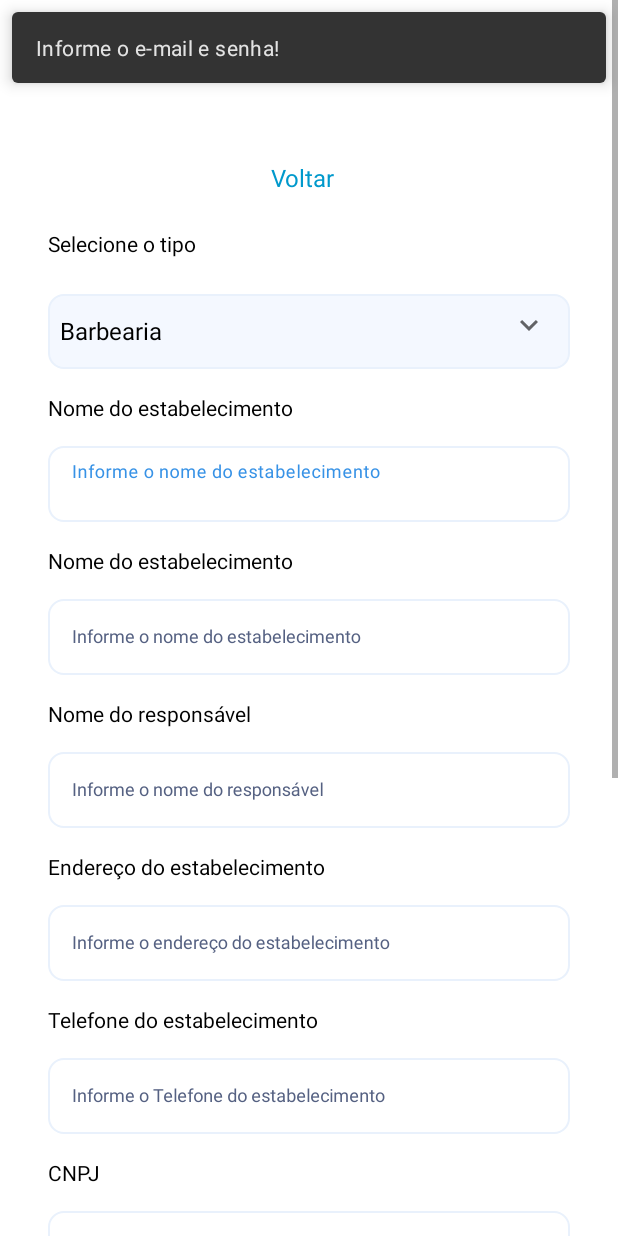
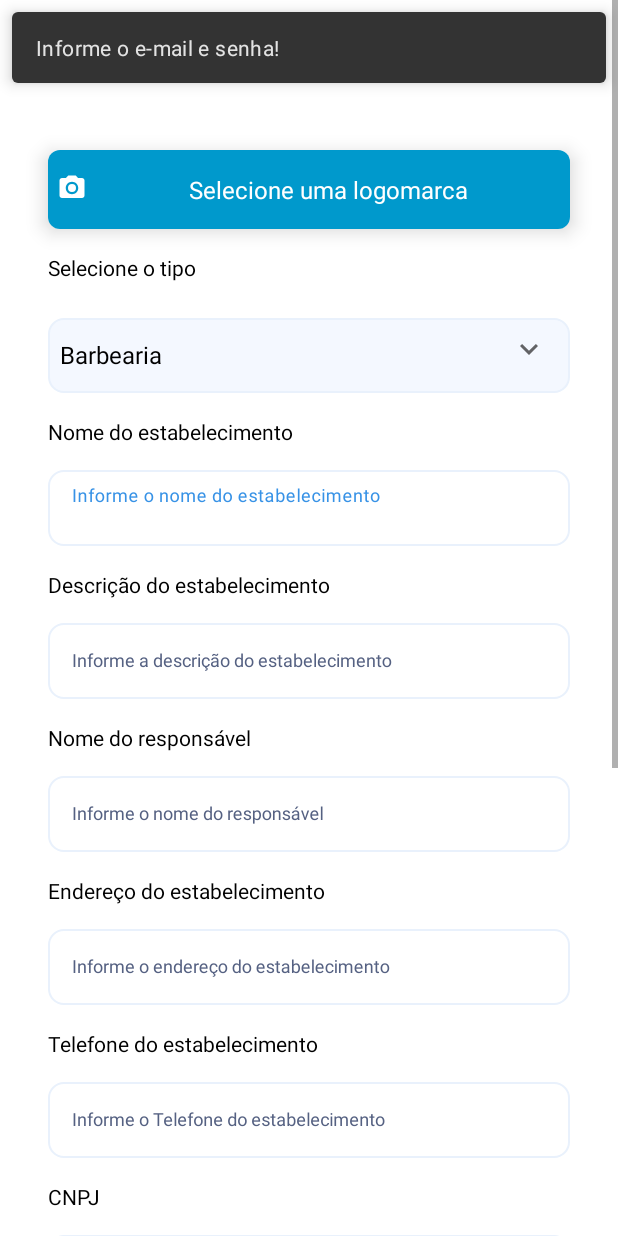
Before and after one commit to produzesistemas/appSaloonPartner, an Android app: the screen it shows after launch (LoginActivity), after a tap on "Não tem uma conta?", on a phone screen of 412 x 824 dp. Run offline under Robolectric (Android 15) with nearby library versions, the phone set to English and light mode, and no system bars; our stand-ins replace CircleImageView, data binding, navigation-ui; pictures from the network do not load; 1 other tap on this screen came first.

Commit message:
alteração da tela de registro e de recuperação de senha

```diff
--- a/app/src/main/res/layout/activity_login.xml
+++ b/app/src/main/res/layout/activity_login.xml
@@ -460,27 +460,36 @@
                     android:layout_height="wrap_content"
                     android:layout_gravity="center"
                     android:layout_marginStart="16dp"
+                    android:layout_marginTop="@dimen/margin_default"
                     android:layout_marginEnd="16dp"
+                    android:layout_marginBottom="@dimen/margin_default"
                     android:clickable="true"
                     android:focusable="true"
                     app:cardCornerRadius="8dp"
-                    app:cardElevation="0dp">
+                    app:cardElevation="8dp">
 
                     <LinearLayout
                         android:layout_width="match_parent"
                         android:layout_height="match_parent"
-                        android:gravity="center_horizontal"
-                        android:orientation="horizontal"
+                        android:background="@android:color/holo_blue_dark"
                         android:paddingTop="15dp"
                         android:paddingBottom="15dp">
 
+                        <ImageView
+                            android:layout_width="20dp"
+                            android:layout_height="20dp"
+                            android:layout_gravity="start"
+                            android:layout_marginStart="6dp"
+                            android:src="@drawable/ic_menu_camera"
+                            app:tint="@color/white" />
+
                         <TextView
-                            android:layout_width="wrap_content"
+                            android:layout_width="match_parent"
                             android:layout_height="wrap_content"
                             android:layout_gravity="center"
-                            android:layout_marginEnd="@dimen/margin_7"
-                            android:text="@string/action_go_back"
-                            android:textColor="@android:color/holo_blue_dark"
+                            android:text="@string/action_image_select"
+                            android:textAlignment="center"
+                            android:textColor="@android:color/white"
                             android:textSize="16dp" />
 
                     </LinearLayout>
@@ -581,7 +590,7 @@
                 <TextView
                     android:layout_width="match_parent"
                     android:layout_height="wrap_content"
-                    android:text="@string/establishment"
+                    android:text="@string/label_description_establishment"
                     android:textSize="14dp"
                     android:layout_marginStart="16dp"
                     android:layout_marginTop="@dimen/margin_default"
@@ -607,7 +616,7 @@
                         android:layout_width="match_parent"
                         android:layout_height="wrap_content"
                         android:background="@drawable/custom_background_search_view"
-                        android:hint="@string/hint_name"
+                        android:hint="@string/hint_description_establishment"
                         android:maxLength="255" />
 
                 </com.google.android.material.textfield.TextInputLayout>
--- a/app/src/main/res/values/strings.xml
+++ b/app/src/main/res/values/strings.xml
@@ -19,6 +19,7 @@
     <string name="action_new">Novo</string>
     <string name="action_add_product">Adicionar Produto</string>
     <string name="action_go_back">Voltar</string>
+    <string name="action_image_select">Selecione uma logomarca</string>
 
     <string name="establishment">Nome do estabelecimento</string>
     <string name="responsable">Nome do responsável</string>
@@ -43,8 +44,10 @@
     <string name="hint_new_client">Informe o nome do Cliente</string>
     <string name="hint_new_telephone">Informe o Telefone</string>
     <string name="hint_quantity">Informe a quantidade</string>
+    <string name="hint_description_establishment">Informe a descrição do estabelecimento</string>
 
     <string name="label_select_type">Selecione o tipo</string>
+    <string name="label_description_establishment">Descrição do estabelecimento</string>
 
 
     <string name="signupregister">Registre-se</string>
```
